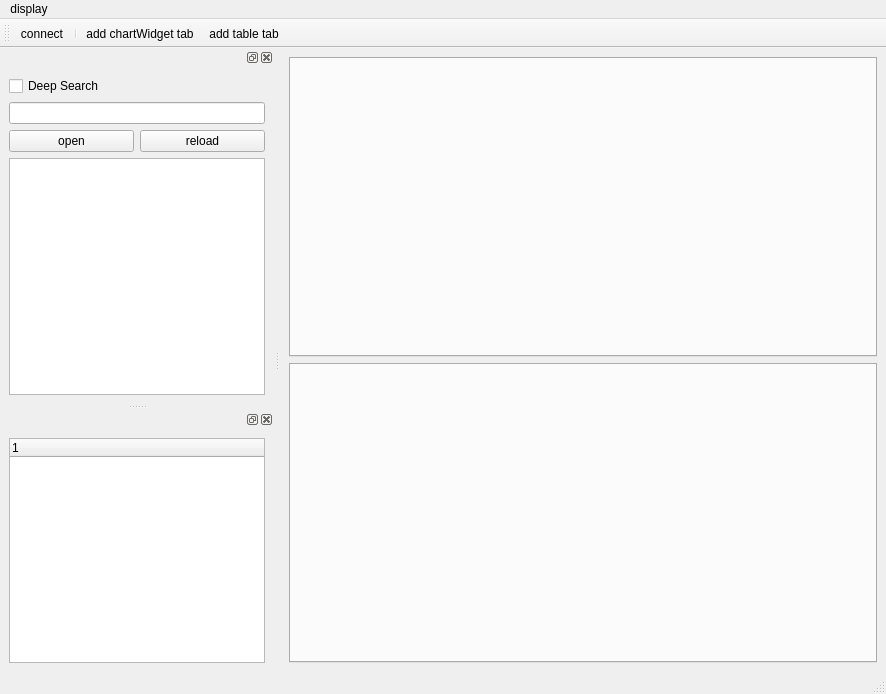
This is mainwindow.ui in SuperLiaohy/MemRW as Qt 5 draws it before an edit. The edited form follows.
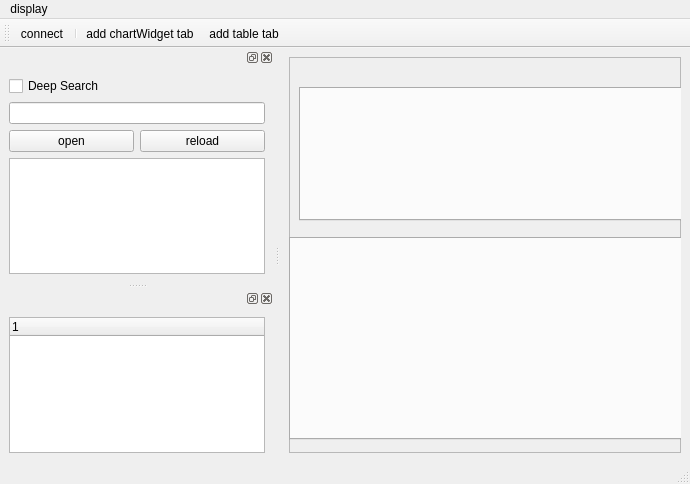
This is the edited form. Icons and pictures are not drawn.

Commit message: update from windows

```diff
--- a/mainwindow.ui
+++ b/mainwindow.ui
@@ -6,8 +6,8 @@
    <rect>
     <x>0</x>
     <y>0</y>
-    <width>886</width>
-    <height>694</height>
+    <width>690</width>
+    <height>484</height>
    </rect>
   </property>
   <property name="windowTitle">
@@ -16,7 +16,22 @@
   <widget class="QWidget" name="centralwidget">
    <layout class="QGridLayout" name="gridLayout_2">
     <item row="0" column="0">
+     <widget class="QFrame" name="frame">
+      <property name="frameShape">
+       <enum>QFrame::Shape::StyledPanel</enum>
+      </property>
+      <property name="frameShadow">
+       <enum>QFrame::Shadow::Raised</enum>
+      </property>
      <widget class="QTabWidget" name="chartTab">
+       <property name="geometry">
+        <rect>
+         <x>10</x>
+         <y>30</y>
+         <width>409</width>
+         <height>134</height>
+        </rect>
+       </property>
       <property name="sizePolicy">
        <sizepolicy hsizetype="Preferred" vsizetype="Preferred">
         <horstretch>0</horstretch>
@@ -27,9 +42,15 @@
        <number>-1</number>
       </property>
      </widget>
-    </item>
-    <item row="1" column="0">
      <widget class="QTabWidget" name="tableTab">
+       <property name="geometry">
+        <rect>
+         <x>0</x>
+         <y>180</y>
+         <width>409</width>
+         <height>203</height>
+        </rect>
+       </property>
       <property name="sizePolicy">
        <sizepolicy hsizetype="Preferred" vsizetype="Preferred">
         <horstretch>0</horstretch>
@@ -39,6 +60,7 @@
       <property name="currentIndex">
        <number>-1</number>
       </property>
+      </widget>
      </widget>
     </item>
    </layout>
```
Lines whose indentation alone changed are shown as unchanged. The commit also changes 6 other files.
